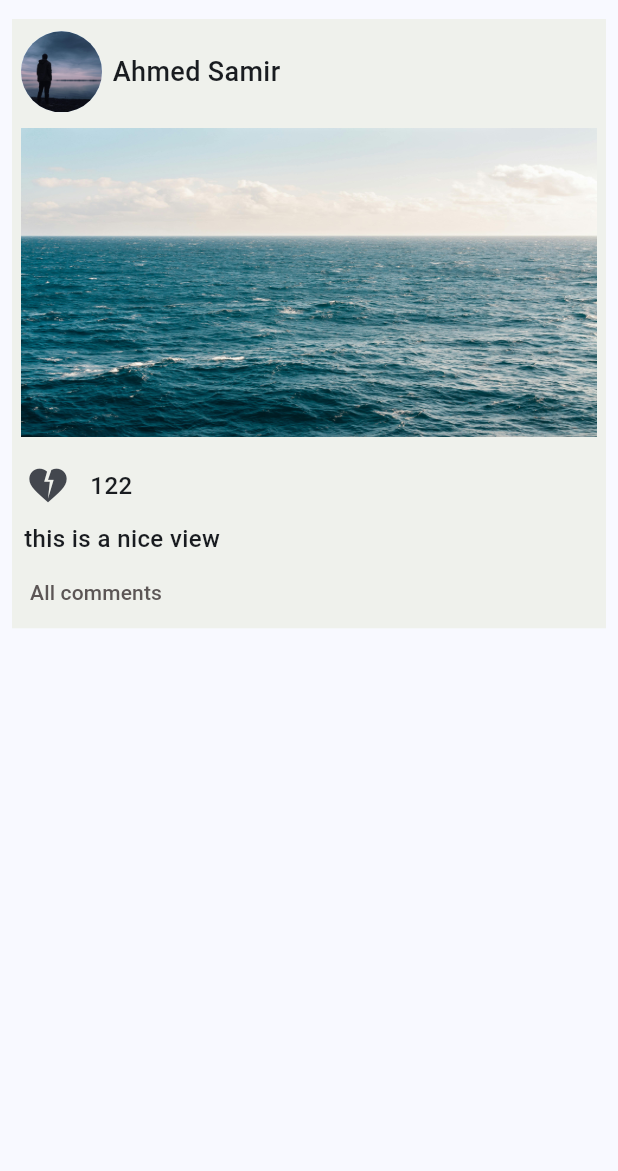
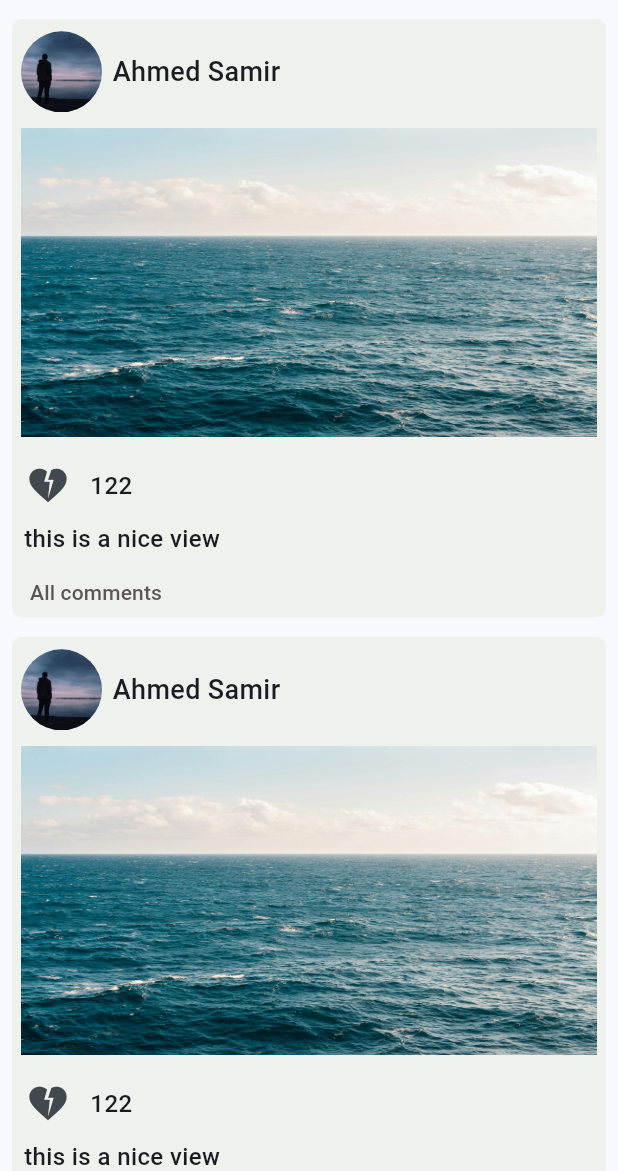
Before and after one commit to AhmedSamir25/moment, a Flutter app: the screen it shows once a user with an empty profile is signed in, on a phone screen of 412 x 824 dp, the part 65-1236 px from its top. Run offline on Flutter 3.47's test engine with Material 3 defaults, Android fonts, the phone set to English and light mode, and no system bars; our stand-ins replace cloud_firestore, firebase_auth, firebase_core, firebase_storage, flutter_bloc, image_picker and 1 more; accounts and stored records are empty.

Commit message:
post list builder

```diff
--- a/lib/features/home/presentation/view/widgets/home_view_body.dart
+++ b/lib/features/home/presentation/view/widgets/home_view_body.dart
@@ -6,10 +6,12 @@ class HomeViewBody extends StatelessWidget {
 
   @override
   Widget build(BuildContext context) {
-    return  const Column(
-      children: [
-        PostBody(),
-      ],
+    return  ListView.builder(
+      itemCount: 15,
+      scrollDirection: Axis.vertical,
+      itemBuilder: (context, index) => SizedBox(
+        height: MediaQuery.of(context).size.height * 0.5,
+        child: const PostBody()),
     );
   }
 }
--- a/lib/features/home/presentation/view/widgets/post_body.dart
+++ b/lib/features/home/presentation/view/widgets/post_body.dart
@@ -13,8 +13,12 @@ class PostBody extends StatelessWidget {
   Widget build(BuildContext context) {
     double heightMedia = MediaQuery.of(context).size.height;
     return  Container(
-      margin: const EdgeInsets.only(left: 8,right: 8),
-      color: Color.fromARGB(255, 239, 241, 236),
+
+      margin: const EdgeInsets.only(left: 8,right: 8 ,bottom: 13),
+     decoration: BoxDecoration(
+       color: Color.fromARGB(255, 239, 241, 236),
+       borderRadius: BorderRadius.circular(6),
+     ),
       child:  Column(children: [
         SizedBox(height: heightMedia * 0.01,),
         const HeaderPost(),
```
